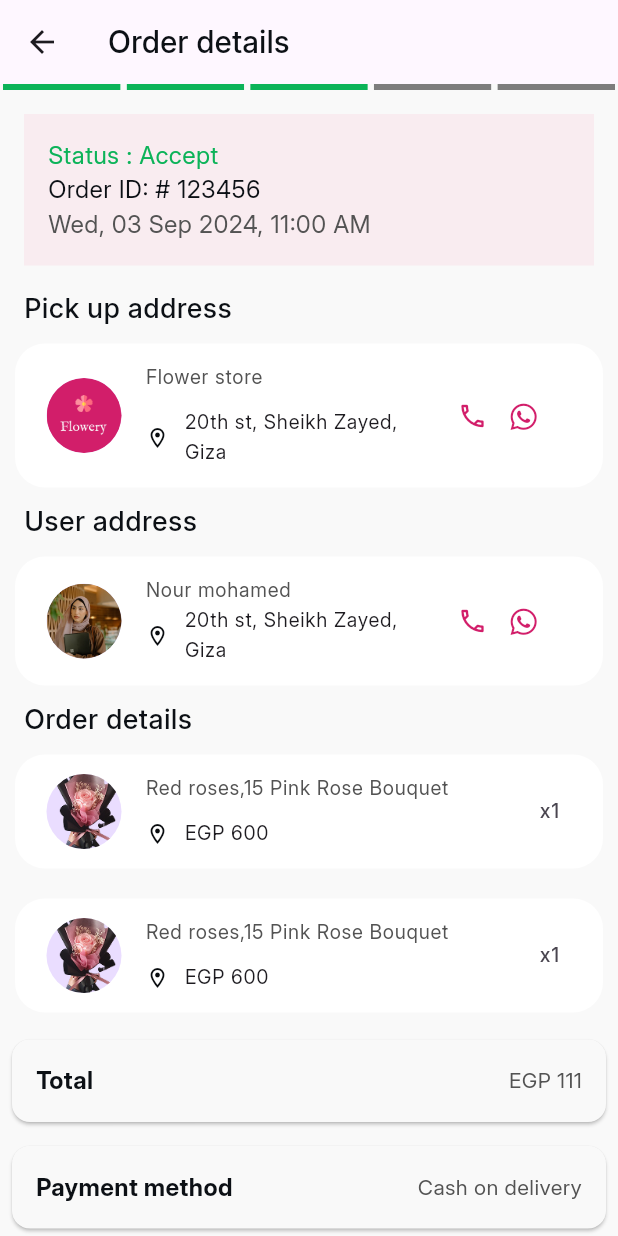
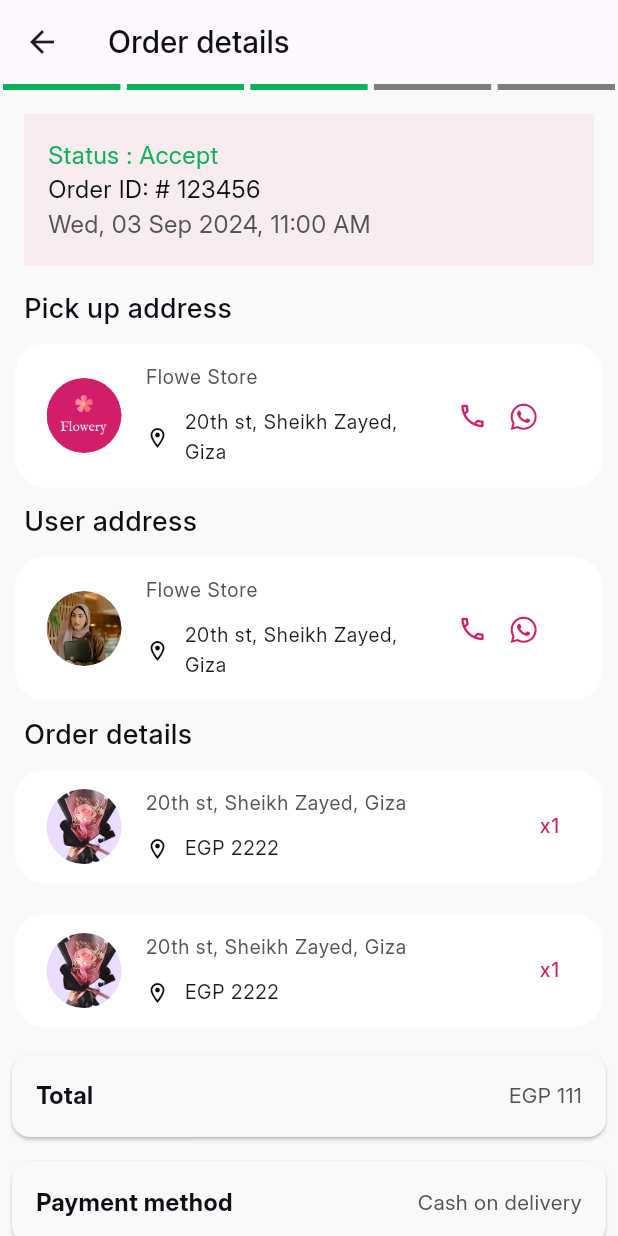
Before and after one commit to rafify2711/Traking-App, a Flutter app: the screen it shows after launch, after a tap on "Flower orders", on a phone screen of 412 x 824 dp. Run offline on Flutter 3.47's test engine with Material 3 defaults, Android fonts, the phone set to English and light mode, and no system bars; drawn by our look-alikes of step_progress_indicator; our stand-ins replace bloc, dio, easy_localization, equatable, flutter_bloc, flutter_secure_storage and 7 more; generated files the repository leaves out were written again.

Commit message:
delete unneeded widgets

```diff
--- a/lib/core/utils/application_theme.dart
+++ b/lib/core/utils/application_theme.dart
@@ -1,5 +1,4 @@
 import 'package:flutter/material.dart';
-import 'package:tracking_app/core/utils/app_text_styles.dart';
 import 'package:tracking_app/core/utils/colors.dart';
 
 abstract class ApplicationTheme {
--- a/lib/features/apply/presentation/view_model/cubit/apply_state.dart
+++ b/lib/features/apply/presentation/view_model/cubit/apply_state.dart
@@ -3,7 +3,6 @@ import 'package:tracking_app/core/base/base_state.dart';
 import 'package:tracking_app/core/utils/enums/gender_enum.dart';
 import 'package:tracking_app/features/apply/data/models/apply_model/apply_response/apply_response.dart';
 import 'package:tracking_app/features/apply/data/models/country_model/country_model.dart';
-import 'package:tracking_app/features/apply/data/models/get_all_vehicles_response/get_all_vehicles_response.dart';
 import 'package:tracking_app/features/apply/data/models/get_all_vehicles_response/vehicle.dart';
 
 class ApplyState extends Equatable {
--- a/lib/features/home/presentation/order_details_view.dart
+++ b/lib/features/home/presentation/order_details_view.dart
@@ -3,9 +3,7 @@ import 'package:flutter/material.dart';
 import 'package:step_progress_indicator/step_progress_indicator.dart';
 import 'package:tracking_app/core/utils/app_text_styles.dart';
 import 'package:tracking_app/core/utils/colors.dart';
-import 'package:tracking_app/features/home/presentation/widgets/order_details_widget.dart';
-import 'package:tracking_app/features/home/presentation/widgets/pick_up_address_widget.dart';
-import 'package:tracking_app/features/home/presentation/widgets/user_address_widget.dart';
+import 'package:tracking_app/features/home/presentation/widgets/custom_card_widget.dart';
 import 'package:tracking_app/generated/locale_keys.g.dart';
 
 class OrderDetailsView extends StatelessWidget {
@@ -16,7 +14,7 @@ class OrderDetailsView extends StatelessWidget {
     return SafeArea(
       child: Scaffold(
         backgroundColor: PalletsColors.whiteBase,
-        appBar: AppBar(title:  Text(LocaleKeys.orderdetails.tr())),
+        appBar: AppBar(title: Text(LocaleKeys.orderdetails.tr())),
         body: SingleChildScrollView(
           child: Column(
             crossAxisAlignment: CrossAxisAlignment.start,
@@ -67,7 +65,13 @@ class OrderDetailsView extends StatelessWidget {
                   ),
                 ),
               ),
-              PickUpAddressWidget(withTrailing: true),
+              CustomCardWidget(
+                withTrailing: true,
+                title: "Flowe Store",
+                addressOrPriceText: "20th st, Sheikh Zayed, Giza ",
+                imagePath: "assets/images/Flowery logo.png",
+                numberOfOrder: "",
+              ),
               Padding(
                 padding: const EdgeInsets.only(left: 16),
                 child: Text(
@@ -78,7 +82,13 @@ class OrderDetailsView extends StatelessWidget {
                   ),
                 ),
               ),
-              UserAddressWidget(withTrailing: true),
+              CustomCardWidget(
+                withTrailing: true,
+                title: "Flowe Store",
+                addressOrPriceText: "20th st, Sheikh Zayed, Giza ",
+                imagePath: "assets/images/Photo.png",
+                numberOfOrder: "",
+              ),
               Padding(
                 padding: const EdgeInsets.only(left: 16),
                 child: Text(
@@ -89,8 +99,20 @@ class OrderDetailsView extends StatelessWidget {
                   ),
                 ),
               ),
-              const OrderDetailsWidget(),
-              const OrderDetailsWidget(),
+              CustomCardWidget(
+                withTrailing: false,
+                title: "20th st, Sheikh Zayed, Giza ",
+                addressOrPriceText: "EGP 2222",
+                imagePath: "assets/images/image 2.png",
+                numberOfOrder: "x1",
+              ),
+              CustomCardWidget(
+                withTrailing: false,
+                title: "20th st, Sheikh Zayed, Giza ",
+                addressOrPriceText: "EGP 2222",
+                imagePath: "assets/images/image 2.png",
+                numberOfOrder: "x1",
+              ),
               Padding(
                 padding: const EdgeInsets.all(4),
                 child: Card(
@@ -149,7 +171,7 @@ class OrderDetailsView extends StatelessWidget {
                 padding: const EdgeInsets.only(left: 16, right: 16),
                 child: ElevatedButton(
                   onPressed: () {},
-                  child:  Text(LocaleKeys.arrivedAtPickupPoint.tr()),
+                  child: Text(LocaleKeys.arrivedAtPickupPoint.tr()),
                 ),
               ),
             ],
--- a/lib/features/home/presentation/widgets/user_address_widget.dart
+++ b/lib/features/home/presentation/widgets/custom_card_widget.dart
@@ -3,14 +3,26 @@ import 'package:font_awesome_flutter/font_awesome_flutter.dart';
 import 'package:tracking_app/core/utils/app_text_styles.dart';
 import 'package:tracking_app/core/utils/colors.dart';
 
-class UserAddressWidget extends StatelessWidget {
+class CustomCardWidget extends StatelessWidget {
   bool withTrailing;
-  UserAddressWidget({super.key, required this.withTrailing});
+  String imagePath;
+  String title;
+  String addressOrPriceText;
+  String numberOfOrder;
+  CustomCardWidget({
+    super.key,
+    required this.withTrailing,
+    required this.imagePath,
+    required this.addressOrPriceText,
+    required this.title,
+    required this.numberOfOrder,
+  });
 
   @override
   Widget build(BuildContext context) {
     return Column(
       crossAxisAlignment: CrossAxisAlignment.start,
+
       children: [
         Container(
           margin: const EdgeInsets.all(10),
@@ -20,8 +32,8 @@ class UserAddressWidget extends StatelessWidget {
             color: Colors.white,
           ),
           child: ListTile(
-            leading: const CircleAvatar(
-              backgroundImage: AssetImage("assets/images/Photo.png"),
+            leading: CircleAvatar(
+              backgroundImage: AssetImage(imagePath),
               radius: 25,
             ),
 
@@ -29,11 +41,13 @@ class UserAddressWidget extends StatelessWidget {
               crossAxisAlignment: CrossAxisAlignment.stretch,
               children: [
                 Text(
-                  "Nour mohamed",
+                  title,
+
                   style: AppTextStyles.instance.textStyle13.copyWith(
                     color: PalletsColors.gray,
                   ),
                 ),
+                const SizedBox(height: 10),
                 Row(
                   children: [
                     const Icon(
@@ -44,7 +58,7 @@ class UserAddressWidget extends StatelessWidget {
                     const SizedBox(width: 10),
                     Expanded(
                       child: Text(
-                        "20th st, Sheikh Zayed, Giza ",
+                        addressOrPriceText,
                         style: AppTextStyles.instance.textStyle13,
                       ),
                     ),
@@ -78,7 +92,10 @@ class UserAddressWidget extends StatelessWidget {
                         ],
                       ),
                     )
-                    : const Text(""),
+                    : Text(
+                      numberOfOrder,
+                      style: TextStyle(color: PalletsColors.mainColorBase),
+                    ),
           ),
         ),
       ],
--- a/lib/features/home/presentation/widgets/flower_order_card.dart
+++ b/lib/features/home/presentation/widgets/flower_order_card.dart
@@ -4,8 +4,7 @@ import 'package:tracking_app/core/config/routes_name.dart';
 import 'package:tracking_app/core/utils/app_text_styles.dart';
 import 'package:tracking_app/core/utils/colors.dart';
 import 'package:tracking_app/core/utils/services/get_responsive_height_and_width.dart';
-import 'package:tracking_app/features/home/presentation/widgets/pick_up_address_widget.dart';
-import 'package:tracking_app/features/home/presentation/widgets/user_address_widget.dart';
+import 'package:tracking_app/features/home/presentation/widgets/custom_card_widget.dart';
 import 'package:tracking_app/generated/locale_keys.g.dart';
 
 class FlowerOrderCard extends StatelessWidget {
@@ -38,12 +37,24 @@ class FlowerOrderCard extends StatelessWidget {
                 padding: const EdgeInsets.only(left: 16, bottom: 8),
                 child: Text(LocaleKeys.pickUpAddress.tr()),
               ),
-              PickUpAddressWidget(withTrailing: false),
+              CustomCardWidget(
+                withTrailing: false,
+                title: "Flowe Store",
+                addressOrPriceText: "20th st, Sheikh Zayed, Giza ",
+                imagePath: "assets/images/Flowery logo.png",
+                numberOfOrder: "",
+              ),
               Padding(
                 padding: const EdgeInsets.only(left: 16),
                 child: Text(LocaleKeys.userAddress.tr()),
               ),
-              UserAddressWidget(withTrailing: false),
+              CustomCardWidget(
+                withTrailing: false,
+                title: "Flowe Store",
+                addressOrPriceText: "20th st, Sheikh Zayed, Giza ",
+                imagePath: "assets/images/Photo.png",
+                numberOfOrder: "",
+              ),
 
               Padding(
                 padding: const EdgeInsets.all(16),
--- a/lib/features/home/presentation/widgets/order_details_widget.dart
+++ /dev/null
@@ -1,56 +0,0 @@
-import 'package:flutter/material.dart';
-import 'package:tracking_app/core/utils/app_text_styles.dart';
-import 'package:tracking_app/core/utils/colors.dart';
-
-class OrderDetailsWidget extends StatelessWidget {
-  const OrderDetailsWidget({super.key});
-
-  @override
-  Widget build(BuildContext context) {
-    return Column(
-      crossAxisAlignment: CrossAxisAlignment.start,
-
-      children: [
-        Container(
-          margin: const EdgeInsets.all(10),
-          padding: const EdgeInsets.all(5),
-          decoration: BoxDecoration(
-            borderRadius: BorderRadius.circular(20),
-            color: Colors.white,
-          ),
-          child: ListTile(
-            leading: const CircleAvatar(
-              backgroundImage: AssetImage("assets/images/image 2.png"),
-              radius: 25,
-            ),
-
-            title: Column(
-              crossAxisAlignment: CrossAxisAlignment.stretch,
-              children: [
-                Text(
-                  "Red roses,15 Pink Rose Bouquet",
-                  style: AppTextStyles.instance.textStyle13.copyWith(
-                    color: PalletsColors.gray,
-                  ),
-                ),
-                const SizedBox(height: 10),
-                Row(
-                  children: [
-                    const Icon(
-                      Icons.location_on_outlined,
-                      size: 16,
-                      color: PalletsColors.black70,
-                    ),
-                    const SizedBox(width: 10),
-                    Text("EGP 600 ", style: AppTextStyles.instance.textStyle13),
-                  ],
-                ),
-              ],
-            ),
-            trailing: const Text("x1"),
-          ),
-        ),
-      ],
-    );
-  }
-}
--- a/lib/features/home/presentation/widgets/pick_up_address_widget.dart
+++ /dev/null
@@ -1,91 +0,0 @@
-import 'package:easy_localization/easy_localization.dart';
-import 'package:flutter/material.dart';
-import 'package:font_awesome_flutter/font_awesome_flutter.dart';
-import 'package:tracking_app/core/utils/app_text_styles.dart';
-import 'package:tracking_app/core/utils/colors.dart';
-import 'package:tracking_app/generated/locale_keys.g.dart';
-
-class PickUpAddressWidget extends StatelessWidget {
-  bool withTrailing;
-  PickUpAddressWidget({super.key, required this.withTrailing});
-
-  @override
-  Widget build(BuildContext context) {
-    return Column(
-      crossAxisAlignment: CrossAxisAlignment.start,
-
-      children: [
-        Container(
-          margin: const EdgeInsets.all(10),
-          padding: const EdgeInsets.all(5),
-          decoration: BoxDecoration(
-            borderRadius: BorderRadius.circular(20),
-            color: Colors.white,
-          ),
-          child: ListTile(
-            leading: const CircleAvatar(
-              backgroundImage: AssetImage("assets/images/Flowery logo.png"),
-              radius: 25,
-            ),
-
-            title: Column(
-              crossAxisAlignment: CrossAxisAlignment.stretch,
-              children: [
-                Text(
-                  LocaleKeys.flowerstore.tr(),
-                  style: AppTextStyles.instance.textStyle13.copyWith(
-                    color: PalletsColors.gray,
-                  ),
-                ),
-                const SizedBox(height: 10),
-                Row(
-                  children: [
-                    const Icon(
-                      Icons.location_on_outlined,
-                      size: 16,
-                      color: PalletsColors.black70,
-                    ),
-                    const SizedBox(width: 10),
-                    Expanded(
-                      child: Text(
-                        "20th st, Sheikh Zayed, Giza ",
-                        style: AppTextStyles.instance.textStyle13,
-                      ),
-                    ),
-                  ],
-                ),
-              ],
-            ),
-
-            trailing:
-                withTrailing
-                    ? FittedBox(
-                      fit: BoxFit.scaleDown,
-                      child: Row(
-                        children: [
-                          InkWell(
-                            onTap: () {},
-                            child: const Icon(
-                              Icons.local_phone_outlined,
-                              color: PalletsColors.mainColorBase,
-                              size: 20,
-                            ),
-                          ),
-                          IconButton(
-                            icon: const FaIcon(
-                              FontAwesomeIcons.whatsapp,
-                              color: PalletsColors.mainColorBase,
-                              size: 20,
-                            ),
-                            onPressed: () {},
-                          ),
-                        ],
-                      ),
-                    )
-                    : const Text(""),
-          ),
-        ),
-      ],
-    );
-  }
-}
--- a/lib/features/layOut/presentation/lay_out.dart
+++ b/lib/features/layOut/presentation/lay_out.dart
@@ -31,19 +31,17 @@ class _LayOutState extends State<LayOut> {
   Widget build(BuildContext context) {
     return Scaffold(
       bottomNavigationBar: BottomNavigationBar(
-
         type: BottomNavigationBarType.fixed,
         currentIndex: _selectedIndex,
         onTap: _onItemTapped,
 
         items: [
-           BottomNavigationBarItem(
-            icon: Icon(Icons.home_outlined),
+          BottomNavigationBarItem(
+            icon: const Icon(Icons.home_outlined),
             label: LocaleKeys.home.tr(),
-
           ),
 
-           BottomNavigationBarItem(
+          BottomNavigationBarItem(
             icon: const Icon(Icons.microwave_outlined),
             label: LocaleKeys.orders.tr(),
           ),
```
Also changed, not shown: 3 other files.
